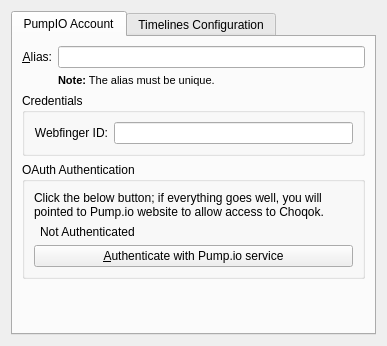
Old version of the form microblogs/pumpio/pumpioeditaccountwidget.ui in the repository KDE/choqok.
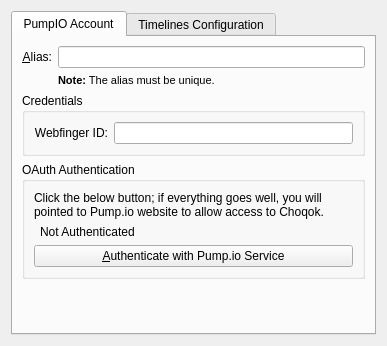
New version of the form. Icons and pictures are not drawn. Custom widgets are drawn as their Qt base class.

Diff of the .ui file:
```diff
--- a/microblogs/pumpio/pumpioeditaccountwidget.ui
+++ b/microblogs/pumpio/pumpioeditaccountwidget.ui
@@ -143,7 +143,7 @@
              <string>Verify Credentials</string>
             </property>
             <property name="text">
-             <string>&amp;Authenticate with Pump.io service</string>
+             <string>&amp;Authenticate with Pump.io Service</string>
             </property>
             <property name="icon">
              <iconset theme="object-locked">
```
Left out of the diff: 2 changed lines with no effect on the pictures.
